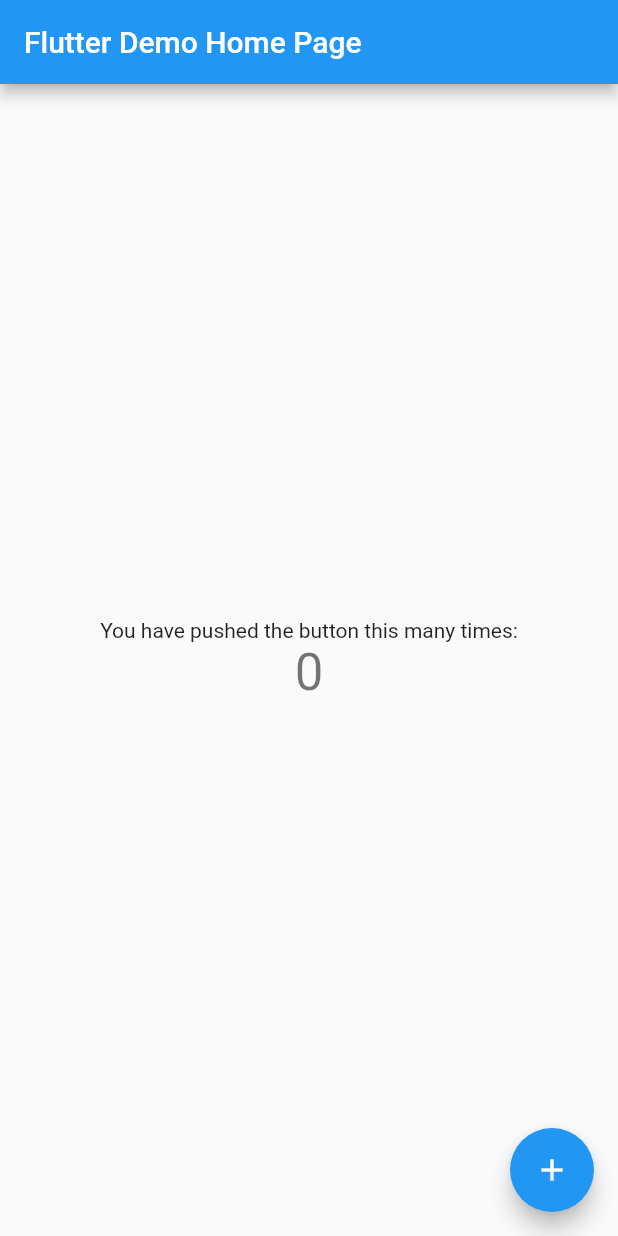
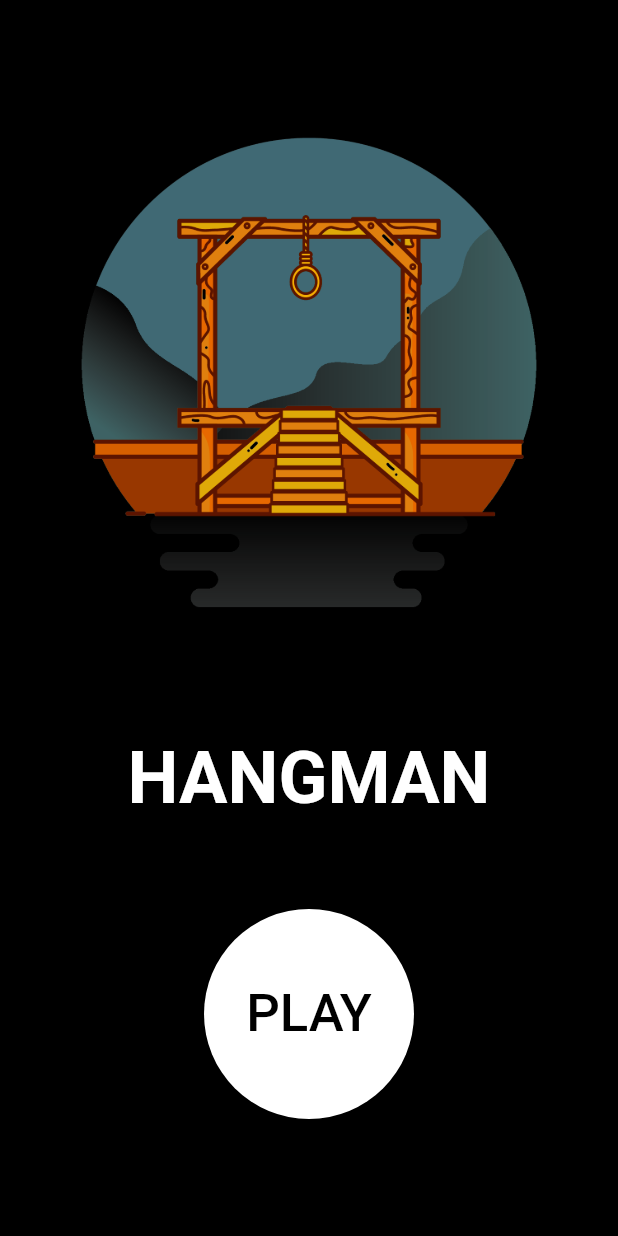
Before and after one commit to Exalter104/Hangman-Game--For-FYP, a Flutter app: the screen it shows after launch, on a phone screen of 412 x 824 dp. Run offline on Flutter 3.47's test engine with Material 2 defaults, Android fonts, the light colour scheme and no system bars; drawn by our look-alikes of avatar_glow; our stand-ins replace animated_text_kit, google_fonts; Roboto replaces fonts that are missing (Abel).

Commit message:
HANGMAN Vocablory BuildIng App : HangMan Game is Ready To Play

```diff
--- /dev/null
+++ b/hangman_app_fyp/lib/initials Screens/gamestartpage.dart
@@ -0,0 +1,77 @@
+import 'package:flutter/material.dart';
+import 'package:google_fonts/google_fonts.dart';
+import 'package:avatar_glow/avatar_glow.dart';
+
+import '../game_screen/gamescreen.dart';
+
+class GameStartPage extends StatefulWidget {
+  const GameStartPage({super.key});
+
+  @override
+  State<GameStartPage> createState() => _GameStartPageState();
+}
+
+class _GameStartPageState extends State<GameStartPage> {
+  @override
+  Widget build(BuildContext context) {
+    return Scaffold(
+      backgroundColor: Colors.black,
+      body: SafeArea(
+        child: Column(
+          children: [
+            const Image(
+                height: 480,
+                width: 450,
+                image: AssetImage(
+                  "images/gallow.png",
+                )),
+            const SizedBox(
+              height: 10,
+            ),
+            Text(
+              "HANGMAN",
+              style: GoogleFonts.abel(
+                  color: Colors.white,
+                  fontSize: 48,
+                  fontWeight: FontWeight.bold),
+            ),
+            AvatarGlow(
+              startDelay: const Duration(milliseconds: 1000),
+              glowColor: Colors.white,
+              endRadius: 130.0,
+              duration: const Duration(milliseconds: 2000),
+              repeat: true,
+              showTwoGlows: true,
+              repeatPauseDuration: const Duration(milliseconds: 100),
+              child: MaterialButton(
+                onPressed: () {
+                  Navigator.push(
+                      context,
+                      MaterialPageRoute(
+                          builder: (context) => const GameScreen()));
+                },
+                elevation: 20.0,
+                shape: const CircleBorder(),
+                child: Container(
+                  width: 140.0,
+                  height: 140.0,
+                  alignment: Alignment.center,
+                  decoration: BoxDecoration(
+                      color: Colors.white,
+                      borderRadius: BorderRadius.circular(160.0)),
+                  child: const Text(
+                    "PLAY",
+                    style: TextStyle(
+                        fontSize: 35.0,
+                        fontWeight: FontWeight.w500,
+                        color: Color.fromARGB(255, 0, 0, 0)),
+                  ),
+                ),
+              ),
+            )
+          ],
+        ),
+      ),
+    );
+  }
+}
--- a/hangman_app_fyp/lib/main.dart
+++ b/hangman_app_fyp/lib/main.dart
@@ -1,4 +1,6 @@
 import 'package:flutter/material.dart';
+
+import 'initials Screens/splashscreen.dart';
 
 void main() {
   runApp(const MyApp());
@@ -10,106 +12,8 @@
   // This widget is the root of your application.
   @override
   Widget build(BuildContext context) {
-    return MaterialApp(
-      title: 'Flutter Demo',
-      theme: ThemeData(
-        // This is the theme of your application.
-        //
-        // Try running your application with "flutter run". You'll see the
-        // application has a blue toolbar. Then, without quitting the app, try
-        // changing the primarySwatch below to Colors.green and then invoke
-        // "hot reload" (press "r" in the console where you ran "flutter run",
-        // or simply save your changes to "hot reload" in a Flutter IDE).
-        // Notice that the counter didn't reset back to zero; the application
-        // is not restarted.
-        primarySwatch: Colors.blue,
-      ),
-      home: const MyHomePage(title: 'Flutter Demo Home Page'),
+    return const MaterialApp(
+      home: SplashScreen(),
     );
   }
 }
-
-class MyHomePage extends StatefulWidget {
-  const MyHomePage({super.key, required this.title});
-
-  // This widget is the home page of your application. It is stateful, meaning
-  // that it has a State object (defined below) that contains fields that affect
-  // how it looks.
-
-  // This class is the configuration for the state. It holds the values (in this
-  // case the title) provided by the parent (in this case the App widget) and
-  // used by the build method of the State. Fields in a Widget subclass are
-  // always marked "final".
-
-  final String title;
-
-  @override
-  State<MyHomePage> createState() => _MyHomePageState();
-}
-
-class _MyHomePageState extends State<MyHomePage> {
-  int _counter = 0;
-
-  void _incrementCounter() {
-    setState(() {
-      // This call to setState tells the Flutter framework that something has
-      // changed in this State, which causes it to rerun the build method below
-      // so that the display can reflect the updated values. If we changed
-      // _counter without calling setState(), then the build method would not be
-      // called again, and so nothing would appear to happen.
-      _counter++;
-    });
-  }
-
-  @override
-  Widget build(BuildContext context) {
-    // This method is rerun every time setState is called, for instance as done
-    // by the _incrementCounter method above.
-    //
-    // The Flutter framework has been optimized to make rerunning build methods
-    // fast, so that you can just rebuild anything that needs updating rather
-    // than having to individually change instances of widgets.
-    return Scaffold(
-      appBar: AppBar(
-        // Here we take the value from the MyHomePage object that was created by
-        // the App.build method, and use it to set our appbar title.
-        title: Text(widget.title),
-      ),
-      body: Center(
-        // Center is a layout widget. It takes a single child and positions it
-        // in the middle of the parent.
-        child: Column(
-          // Column is also a layout widget. It takes a list of children and
-          // arranges them vertically. By default, it sizes itself to fit its
-          // children horizontally, and tries to be as tall as its parent.
-          //
-          // Invoke "debug painting" (press "p" in the console, choose the
-          // "Toggle Debug Paint" action from the Flutter Inspector in Android
-          // Studio, or the "Toggle Debug Paint" command in Visual Studio Code)
-          // to see the wireframe for each widget.
-          //
-          // Column has various properties to control how it sizes itself and
-          // how it positions its children. Here we use mainAxisAlignment to
-          // center the children vertically; the main axis here is the vertical
-          // axis because Columns are vertical (the cross axis would be
-          // horizontal).
-          mainAxisAlignment: MainAxisAlignment.center,
-          children: <Widget>[
-            const Text(
-              'You have pushed the button this many times:',
-            ),
-            Text(
-              '$_counter',
-              style: Theme.of(context).textTheme.headline4,
-            ),
-          ],
-        ),
-      ),
-      floatingActionButton: FloatingActionButton(
-        onPressed: _incrementCounter,
-        tooltip: 'Increment',
-        child: const Icon(Icons.add),
-      ), // This trailing comma makes auto-formatting nicer for build methods.
-    );
-  }
-}
```
Also changed, not shown: hangman_app_fyp/lib/Utils/game_utils.dart (added, +37 -0 lines), hangman_app_fyp/lib/game_screen/gamescreen.dart (added, +305 -0 lines), hangman_app_fyp/lib/initials Screens/splashscreen.dart (added, +70 -0 lines), hangman_app_fyp/pubspec.yaml (+6 -2 lines), hangman_app_fyp/images/0.png (added), hangman_app_fyp/images/1.png (added), hangman_app_fyp/images/2.png (added), hangman_app_fyp/images/3.png (added), hangman_app_fyp/images/4.png (added), hangman_app_fyp/images/5.png (added), hangman_app_fyp/images/6.png (added), hangman_app_fyp/images/gallow.png (added), hangman_app_fyp/pubspec.lock, 1 other file.
